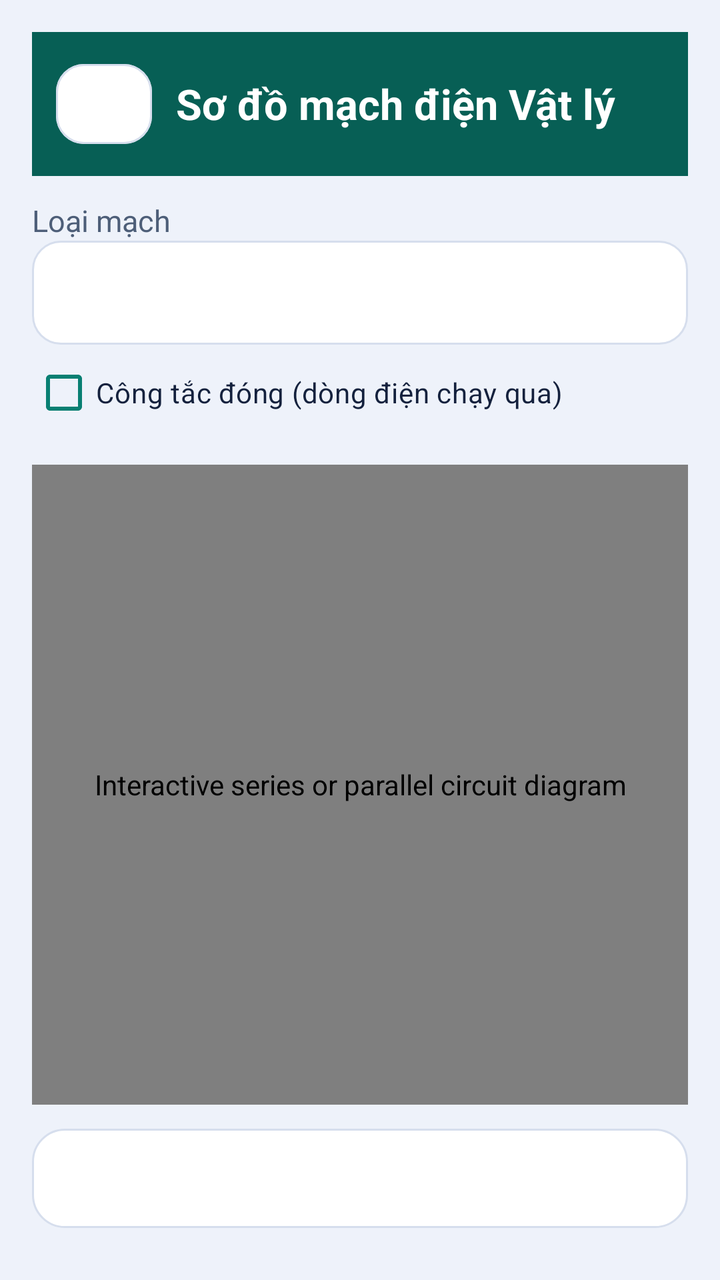
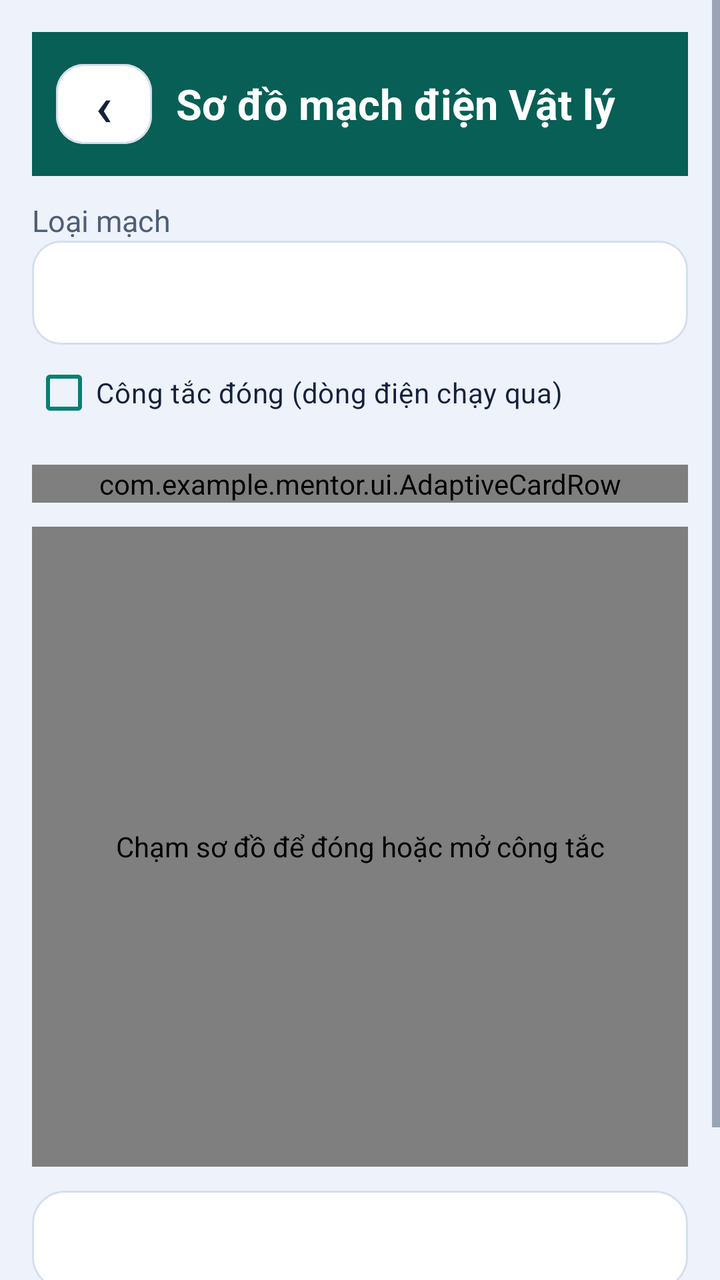

Compare the two renders of this Android layout. The source of the first and the diff that turns it into the second are given below.
<!-- AndroidManifest.xml: application theme Theme.ScienceFeature -->
<!-- res/layout/activity_science_circuit_diagram.xml -->
<?xml version="1.0" encoding="utf-8"?>
<ScrollView xmlns:android="http://schemas.android.com/apk/res/android"
    android:layout_width="match_parent"
    android:layout_height="match_parent"
    android:background="@color/science_background"
    android:fillViewport="true">

    <LinearLayout
        android:layout_width="match_parent"
        android:layout_height="wrap_content"
        android:orientation="vertical"
        android:padding="16dp">

        <LinearLayout
            android:layout_width="match_parent"
            android:layout_height="wrap_content"
            android:gravity="center_vertical"
            android:orientation="horizontal"
            android:background="@color/science_bg_header_custom"
            android:padding="12dp">

            <Button
                android:id="@+id/btnCircuitBack"
                style="@style/ScienceSquareIconButton"
                android:contentDescription="@string/science_back"
                android:text="‹"
                android:textColor="@color/science_text_header_light"
                android:textSize="28sp" />

            <TextView
                style="@style/ScienceHeaderTitle"
                android:layout_width="0dp"
                android:layout_height="wrap_content"
                android:layout_marginStart="12dp"
                android:layout_weight="1"
                android:text="@string/science_circuit_title"
                android:textColor="@color/science_text_header_light" />
        </LinearLayout>

        <TextView
            style="@style/ScienceSecondaryText"
            android:layout_width="wrap_content"
            android:layout_height="wrap_content"
            android:layout_marginTop="12dp"
            android:text="@string/science_circuit_type_label" />

        <Spinner
            android:id="@+id/spCircuitType"
            android:layout_width="match_parent"
            android:layout_height="52dp"
            android:background="@drawable/science_field_background"
            android:contentDescription="@string/science_circuit_type_label"
            android:paddingStart="10dp"
            android:paddingEnd="8dp" />

        <CheckBox
            android:id="@+id/cbCircuitSwitch"
            android:layout_width="match_parent"
            android:layout_height="wrap_content"
            android:buttonTint="@color/science_control_tint"
            android:checked="true"
            android:minHeight="48dp"
            android:text="@string/science_circuit_switch_closed"
            android:textColor="@color/science_text_primary" />

        <com.brightpath.science.presentation.view.CircuitDiagramView
            android:id="@+id/circuitDiagramView"
            android:layout_width="match_parent"
            android:layout_height="320dp"
            android:layout_marginTop="12dp"
            android:background="@drawable/science_panel"
            android:contentDescription="Interactive series or parallel circuit diagram" />

        <TextView
            android:id="@+id/tvCircuitExplanation"
            style="@style/ScienceBodyText"
            android:layout_width="match_parent"
            android:layout_height="wrap_content"
            android:layout_marginTop="12dp"
            android:background="@drawable/science_panel"
            android:lineSpacingExtra="4dp"
            android:padding="14dp" />
    </LinearLayout>
</ScrollView>
<!-- resources referenced by this layout -->
<resources>
  <color name="science_background">#EEF2FA</color>
  <color name="science_bg_header_custom">#075F55</color>
  <color name="science_text_header_light">#FFFFFF</color>
  <color name="science_text_primary">#14213D</color>
  <string name="science_back">Quay lại</string>
  <string name="science_circuit_switch_closed">Công tắc đóng (dòng điện chạy qua)</string>
  <string name="science_circuit_title">Sơ đồ mạch điện Vật lý</string>
  <string name="science_circuit_type_label">Loại mạch</string>
  <style name="ScienceBodyText"><item name="android:textColor">@color/science_text_primary</item><item name="android:textSize">16sp</item></style>
  <style name="ScienceHeaderTitle"><item name="android:textColor">@color/science_text_primary</item><item name="android:textSize">21sp</item><item name="android:textStyle">bold</item></style>
  <style name="ScienceSecondaryText"><item name="android:textColor">@color/science_text_secondary</item><item name="android:textSize">15sp</item></style>
  <style name="Theme.ScienceFeature" parent="Theme.Material3.DayNight.NoActionBar">
          <item name="colorPrimary">@color/science_primary</item>
          <item name="colorOnPrimary">@color/science_on_primary</item>
          <item name="colorPrimaryContainer">@color/science_primary_container</item>
          <item name="colorSurface">@color/science_surface</item>
          <item name="colorOnSurface">@color/science_text_primary</item>
          <item name="android:windowLightStatusBar">true</item>
          <item name="android:navigationBarColor">@color/science_surface</item>
          <item name="android:statusBarColor">@color/science_background</item>
          <item name="android:fontFamily">sans-serif</item>
      <item name="android:windowBackground">@color/science_background</item><item name="android:textColorPrimary">@color/science_text_primary</item><item name="android:textColorSecondary">@color/science_text_secondary</item><item name="materialButtonStyle">@style/MentorScienceButton</item><item name="textInputStyle">@style/MentorScienceInput</item><item name="android:windowAnimationStyle">@style/MentorWindowAnimation</item></style>
  <color name="science_surface">#FFFFFF</color>
  <color name="science_focus">#2478D4</color>
  <color name="science_border">#D6DEED</color>
  <color name="science_text_secondary">#4D5E78</color>
  <dimen name="science_icon_button_size">48dp</dimen>
  <color name="science_primary">#087F72</color>
  <color name="science_on_primary">#FFFFFF</color>
  <color name="science_primary_container">#CCEEE6</color>
  <style name="MentorScienceButton" parent="Widget.MaterialComponents.Button">
          <item name="backgroundTint">@color/mentor_science_button</item><item name="android:textColor">#FFFFFF</item><item name="cornerRadius">16dp</item><item name="android:minHeight">52dp</item>
          <item name="android:textAllCaps">false</item><item name="android:textSize">15sp</item>
          <item name="android:fontFamily">sans-serif-medium</item>
      </style>
  <style name="MentorScienceInput" parent="Widget.MaterialComponents.TextInputLayout.OutlinedBox">
          <item name="boxCornerRadiusTopStart">16dp</item><item name="boxCornerRadiusTopEnd">16dp</item>
          <item name="boxCornerRadiusBottomStart">16dp</item><item name="boxCornerRadiusBottomEnd">16dp</item>
      </style>
  <style name="MentorWindowAnimation"><item name="android:activityOpenEnterAnimation">@anim/mentor_enter</item><item name="android:activityOpenExitAnimation">@anim/mentor_exit</item><item name="android:activityCloseEnterAnimation">@anim/mentor_enter</item><item name="android:activityCloseExitAnimation">@anim/mentor_exit</item></style>
  <color name="mentor_science_button">#087F72</color>
  <!-- unchanged entries left out for length: 3 -->
</resources>

<!-- the commit's change to res/layout/activity_science_circuit_diagram.xml (unified diff, before → after) -->
@@ -1,84 +1,26 @@
-<?xml version="1.0" encoding="utf-8"?>
-<ScrollView xmlns:android="http://schemas.android.com/apk/res/android"
-    android:layout_width="match_parent"
-    android:layout_height="match_parent"
-    android:background="@color/science_background"
-    android:fillViewport="true">
-
-    <LinearLayout
-        android:layout_width="match_parent"
-        android:layout_height="wrap_content"
-        android:orientation="vertical"
-        android:padding="16dp">
-
-        <LinearLayout
-            android:layout_width="match_parent"
-            android:layout_height="wrap_content"
-            android:gravity="center_vertical"
-            android:orientation="horizontal"
-            android:background="@color/science_bg_header_custom"
-            android:padding="12dp">
-
-            <Button
-                android:id="@+id/btnCircuitBack"
-                style="@style/ScienceSquareIconButton"
-                android:contentDescription="@string/science_back"
-                android:text="‹"
-                android:textColor="@color/science_text_header_light"
-                android:textSize="28sp" />
-
-            <TextView
-                style="@style/ScienceHeaderTitle"
-                android:layout_width="0dp"
-                android:layout_height="wrap_content"
-                android:layout_marginStart="12dp"
-                android:layout_weight="1"
-                android:text="@string/science_circuit_title"
-                android:textColor="@color/science_text_header_light" />
+<?xml version='1.0' encoding='utf-8'?>
+<ScrollView xmlns:android="http://schemas.android.com/apk/res/android" android:layout_width="match_parent" android:layout_height="match_parent" android:background="@color/science_background" android:fillViewport="true">
+    <LinearLayout android:layout_width="match_parent" android:layout_height="wrap_content" android:orientation="vertical" android:padding="16dp">
+        <LinearLayout android:layout_width="match_parent" android:layout_height="wrap_content" android:gravity="center_vertical" android:orientation="horizontal" android:background="@color/science_bg_header_custom" android:padding="12dp">
+            <Button android:id="@+id/btnCircuitBack" style="@style/ScienceSquareIconButton" android:contentDescription="@string/science_back" android:text="‹" android:textColor="@color/science_text_primary" android:textSize="28sp" />
+            <TextView style="@style/ScienceHeaderTitle" android:layout_width="0dp" android:layout_height="wrap_content" android:layout_marginStart="12dp" android:layout_weight="1" android:text="@string/science_circuit_title" android:textColor="@color/science_text_header_light" />
         </LinearLayout>
-
-        <TextView
-            style="@style/ScienceSecondaryText"
-            android:layout_width="wrap_content"
-            android:layout_height="wrap_content"
-            android:layout_marginTop="12dp"
-            android:text="@string/science_circuit_type_label" />
-
-        <Spinner
-            android:id="@+id/spCircuitType"
-            android:layout_width="match_parent"
-            android:layout_height="52dp"
-            android:background="@drawable/science_field_background"
-            android:contentDescription="@string/science_circuit_type_label"
-            android:paddingStart="10dp"
-            android:paddingEnd="8dp" />
-
-        <CheckBox
-            android:id="@+id/cbCircuitSwitch"
-            android:layout_width="match_parent"
-            android:layout_height="wrap_content"
-            android:buttonTint="@color/science_control_tint"
-            android:checked="true"
-            android:minHeight="48dp"
-            android:text="@string/science_circuit_switch_closed"
-            android:textColor="@color/science_text_primary" />
-
-        <com.brightpath.science.presentation.view.CircuitDiagramView
-            android:id="@+id/circuitDiagramView"
-            android:layout_width="match_parent"
-            android:layout_height="320dp"
-            android:layout_marginTop="12dp"
-            android:background="@drawable/science_panel"
-            android:contentDescription="Interactive series or parallel circuit diagram" />
-
-        <TextView
-            android:id="@+id/tvCircuitExplanation"
-            style="@style/ScienceBodyText"
-            android:layout_width="match_parent"
-            android:layout_height="wrap_content"
-            android:layout_marginTop="12dp"
-            android:background="@drawable/science_panel"
-            android:lineSpacingExtra="4dp"
-            android:padding="14dp" />
+        <TextView style="@style/ScienceSecondaryText" android:layout_width="wrap_content" android:layout_height="wrap_content" android:layout_marginTop="12dp" android:text="@string/science_circuit_type_label" />
+        <Spinner android:id="@+id/spCircuitType" android:layout_width="match_parent" android:layout_height="52dp" android:background="@drawable/science_field_background" android:contentDescription="@string/science_circuit_type_label" android:paddingStart="10dp" android:paddingEnd="8dp" />
+        <CheckBox android:id="@+id/cbCircuitSwitch" android:layout_width="match_parent" android:layout_height="wrap_content" android:buttonTint="@color/science_control_tint" android:checked="true" android:minHeight="48dp" android:text="@string/science_circuit_switch_closed" android:textColor="@color/science_text_primary" />
+        <com.example.mentor.ui.AdaptiveCardRow android:layout_width="match_parent" android:layout_height="wrap_content" android:orientation="horizontal" android:layout_marginTop="12dp">
+            <com.google.android.material.textfield.TextInputLayout style="@style/MentorScienceInput" android:layout_width="0dp" android:layout_height="wrap_content" android:layout_weight="1" android:layout_marginEnd="4dp" android:hint="U (V)">
+                <com.google.android.material.textfield.TextInputEditText android:id="@+id/etCircuitVoltage" android:layout_width="match_parent" android:layout_height="wrap_content" android:minHeight="56dp" android:inputType="numberDecimal" android:text="6" android:textSize="16sp" android:singleLine="true" />
+            </com.google.android.material.textfield.TextInputLayout>
+            <com.google.android.material.textfield.TextInputLayout style="@style/MentorScienceInput" android:layout_width="0dp" android:layout_height="wrap_content" android:layout_weight="1" android:layout_marginEnd="4dp" android:hint="R1 (Ω)">
+                <com.google.android.material.textfield.TextInputEditText android:id="@+id/etCircuitR1" android:layout_width="match_parent" android:layout_height="wrap_content" android:minHeight="56dp" android:inputType="numberDecimal" android:text="10" android:textSize="16sp" android:singleLine="true" />
+            </com.google.android.material.textfield.TextInputLayout>
+            <com.google.android.material.textfield.TextInputLayout style="@style/MentorScienceInput" android:layout_width="0dp" android:layout_height="wrap_content" android:layout_weight="1" android:layout_marginEnd="4dp" android:hint="R2 (Ω)">
+                <com.google.android.material.textfield.TextInputEditText android:id="@+id/etCircuitR2" android:layout_width="match_parent" android:layout_height="wrap_content" android:minHeight="56dp" android:inputType="numberDecimal" android:text="20" android:textSize="16sp" android:singleLine="true" />
+            </com.google.android.material.textfield.TextInputLayout>
+        </com.example.mentor.ui.AdaptiveCardRow>
+        <com.brightpath.science.presentation.view.CircuitDiagramView android:id="@+id/circuitDiagramView" android:layout_width="match_parent" android:layout_height="320dp" android:layout_marginTop="12dp" android:background="@drawable/science_panel" android:contentDescription="@string/science_circuit_touch_hint" />
+        <TextView android:id="@+id/tvCircuitExplanation" style="@style/ScienceBodyText" android:layout_width="match_parent" android:layout_height="wrap_content" android:layout_marginTop="12dp" android:background="@drawable/science_panel" android:lineSpacingExtra="4dp" android:padding="14dp" />
+        <TextView android:id="@+id/tvCircuitResult" style="@style/ScienceBodyText" android:layout_width="match_parent" android:layout_height="wrap_content" android:padding="16dp" android:background="@drawable/science_panel" android:layout_marginTop="12dp" android:accessibilityLiveRegion="polite" />
     </LinearLayout>
 </ScrollView>
<!-- resource entries referenced after the edit -->
@@ -7,6 +7,7 @@
   <string name="science_back">Quay lại</string>
   <string name="science_circuit_switch_closed">Công tắc đóng (dòng điện chạy qua)</string>
   <string name="science_circuit_title">Sơ đồ mạch điện Vật lý</string>
+  <string name="science_circuit_touch_hint">Chạm sơ đồ để đóng hoặc mở công tắc</string>
   <string name="science_circuit_type_label">Loại mạch</string>
   <style name="ScienceBodyText"><item name="android:textColor">@color/science_text_primary</item><item name="android:textSize">16sp</item></style>
   <style name="ScienceHeaderTitle"><item name="android:textColor">@color/science_text_primary</item><item name="android:textSize">21sp</item><item name="android:textStyle">bold</item></style>
@@ -14,14 +15,14 @@
   <style name="Theme.ScienceFeature" parent="Theme.Material3.DayNight.NoActionBar">
           <item name="colorPrimary">@color/science_primary</item>
           <item name="colorOnPrimary">@color/science_on_primary</item>
-          <item name="colorPrimaryContainer">@color/science_primary_container</item>
+          <item name="colorPrimaryContainer">@color/mentor_science_container</item>
           <item name="colorSurface">@color/science_surface</item>
           <item name="colorOnSurface">@color/science_text_primary</item>
           <item name="android:windowLightStatusBar">true</item>
           <item name="android:navigationBarColor">@color/science_surface</item>
           <item name="android:statusBarColor">@color/science_background</item>
           <item name="android:fontFamily">sans-serif</item>
-      <item name="android:windowBackground">@color/science_background</item><item name="android:textColorPrimary">@color/science_text_primary</item><item name="android:textColorSecondary">@color/science_text_secondary</item><item name="materialButtonStyle">@style/MentorScienceButton</item><item name="textInputStyle">@style/MentorScienceInput</item><item name="android:windowAnimationStyle">@style/MentorWindowAnimation</item></style>
+      <item name="android:windowBackground">@color/science_background</item><item name="android:textColorPrimary">@color/science_text_primary</item><item name="android:textColorSecondary">@color/science_text_secondary</item><item name="materialButtonStyle">@style/MentorScienceButton</item><item name="textInputStyle">@style/MentorScienceInput</item><item name="android:windowAnimationStyle">@style/MentorWindowAnimation</item><item name="colorOnPrimaryContainer">@color/science_text_primary</item></style>
   <color name="science_surface">#FFFFFF</color>
   <color name="science_focus">#2478D4</color>
   <color name="science_border">#D6DEED</color>
@@ -29,7 +30,7 @@
   <dimen name="science_icon_button_size">48dp</dimen>
   <color name="science_primary">#087F72</color>
   <color name="science_on_primary">#FFFFFF</color>
-  <color name="science_primary_container">#CCEEE6</color>
+  <color name="mentor_science_container">#CCEEE6</color>
   <style name="MentorScienceButton" parent="Widget.MaterialComponents.Button">
           <item name="backgroundTint">@color/mentor_science_button</item><item name="android:textColor">#FFFFFF</item><item name="cornerRadius">16dp</item><item name="android:minHeight">52dp</item>
           <item name="android:textAllCaps">false</item><item name="android:textSize">15sp</item>
